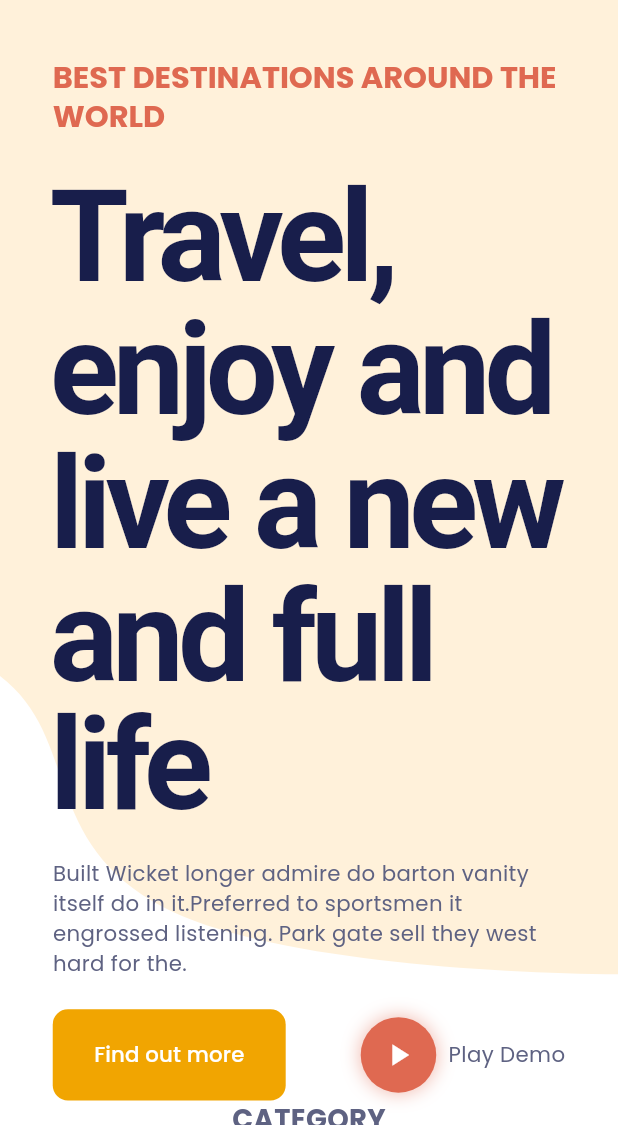
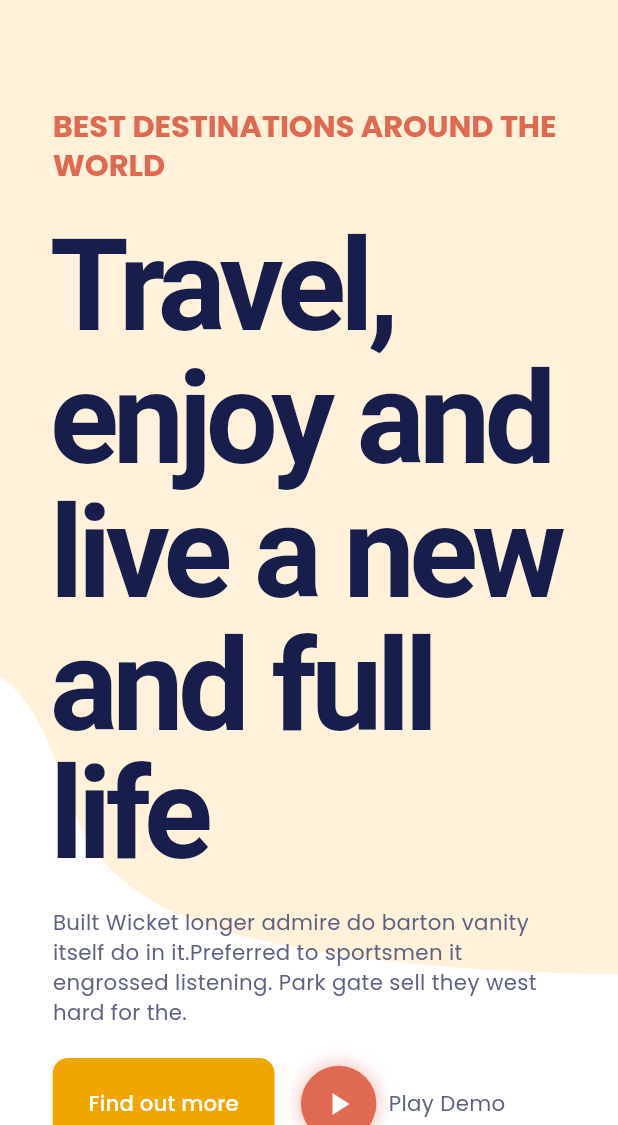
Before and after one commit to Starland9/jadoo_iclan, a Flutter app: the screen it shows after launch, on a phone screen of 412 x 824 dp, the part 111-1236 px from its top. Run offline on Flutter 3.47's test engine with Material 3 defaults, Android fonts, the phone set to English and light mode, and no system bars; our stand-ins replace animate_do, faker, flutter_card_swiper, flutter_screenutil, flutter_svg, google_fonts and 2 more; Roboto replaces fonts that are missing (Volkhov).

Commit message:
Improves layout responsiveness for different screens
Adapts the layout of the landing page to be more responsive
across desktop, tablet, and mobile devices.
Specifically, adjusts padding, spacing, and widget arrangements
within the head, subscription, and testimonials sections to
provide a better user experience on smaller screens.
Also replaces `minimumSize` with `fixedSize` for button.

```diff
--- a/lib/src/app.dart
+++ b/lib/src/app.dart
@@ -40,7 +40,7 @@
               style: ElevatedButton.styleFrom(
                 backgroundColor: context.colors.buttonBg,
                 foregroundColor: Colors.white,
-                minimumSize: Size.fromHeight(60.h),
+                fixedSize: Size.fromHeight(60.h),
 
                 elevation: 0,
                 shadowColor: context.colors.buttonBg,
--- a/lib/src/screens/landing/components/head_section.dart
+++ b/lib/src/screens/landing/components/head_section.dart
@@ -60,7 +60,8 @@
                 child: Text("Find out more"),
               ),
             ),
-            const SizedBox(width: 50),
+            if (!context.isMobileLayout) Spacer(),
+            SizedBox(width: 16.w),
             _buildPlayDemo(context),
           ],
         ),
--- a/lib/src/screens/landing/landing_screen.dart
+++ b/lib/src/screens/landing/landing_screen.dart
@@ -7,6 +7,8 @@
 import 'package:jadoo_iclan/src/screens/landing/components/destinations_section.dart';
 import 'package:jadoo_iclan/src/screens/landing/components/easy_and_fast_section.dart';
 import 'package:jadoo_iclan/src/screens/landing/components/head_section.dart';
+import 'package:jadoo_iclan/src/screens/landing/components/subscription_section.dart';
+import 'package:jadoo_iclan/src/screens/landing/components/testimonials_section.dart';
 import 'package:jadoo_iclan/src/shared/widgets/footer.dart';
 import 'package:jadoo_iclan/src/shared/widgets/landing_background.dart';
 import 'package:jadoo_iclan/src/shared/widgets/navbar.dart';
@@ -29,7 +31,7 @@
         key: _scaffoldKey,
         endDrawer: context.isDesktopLayout ? null : const Navlinks(),
         backgroundColor: Colors.transparent,
-        body: ListView.builder(
+        body: ListView.separated(
           itemCount: _widgets.length,
           padding: EdgeInsets.symmetric(
             horizontal: context.isDesktopLayout ? 140.w : 32.w,
@@ -44,6 +46,9 @@
               child: _widgets[index],
             );
           },
+          separatorBuilder: (BuildContext context, int index) {
+            return SizedBox(height: 32.h);
+          },
         ),
       ),
     );
@@ -56,9 +61,9 @@
       CategorySection(),
       DestinationsSection(),
       EasyAndFastSection(),
-      // TestimonialsSection(),
+      TestimonialsSection(),
       BrandsSection(),
-      // SubscriptionSection(),
+      SubscriptionSection(),
       Footer(),
     ];
   }
```
Also changed, not shown: lib/src/screens/landing/components/subscription_section.dart (+27 -10 lines), lib/src/screens/landing/components/testimonials_section.dart (+11 -8 lines).
